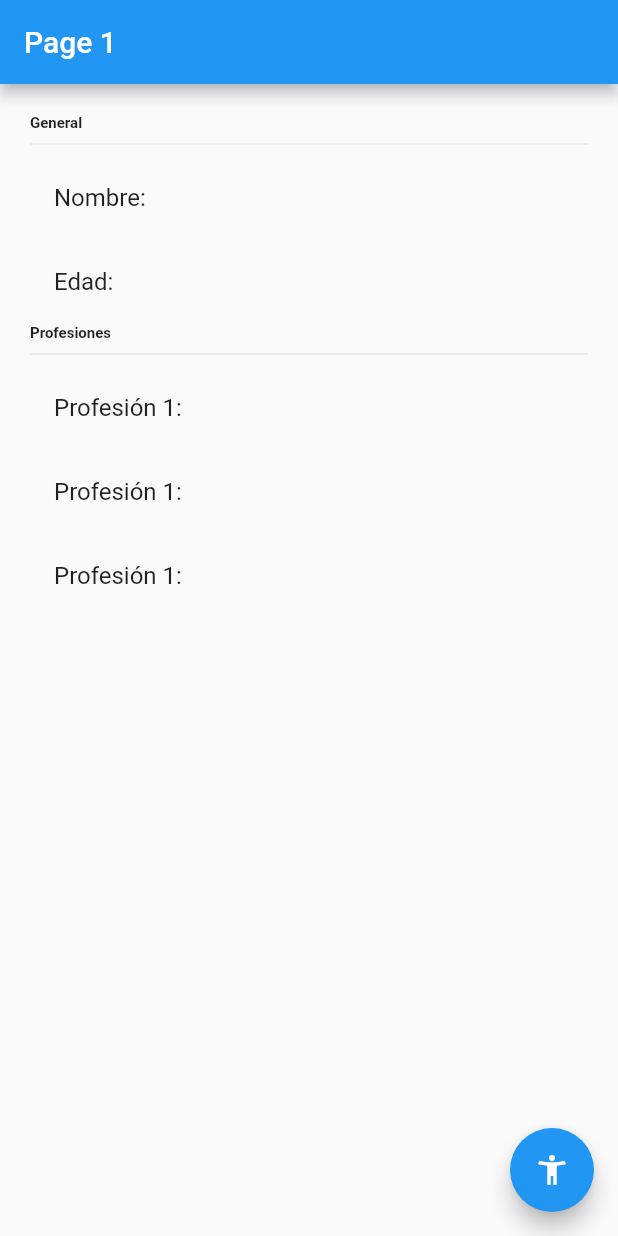
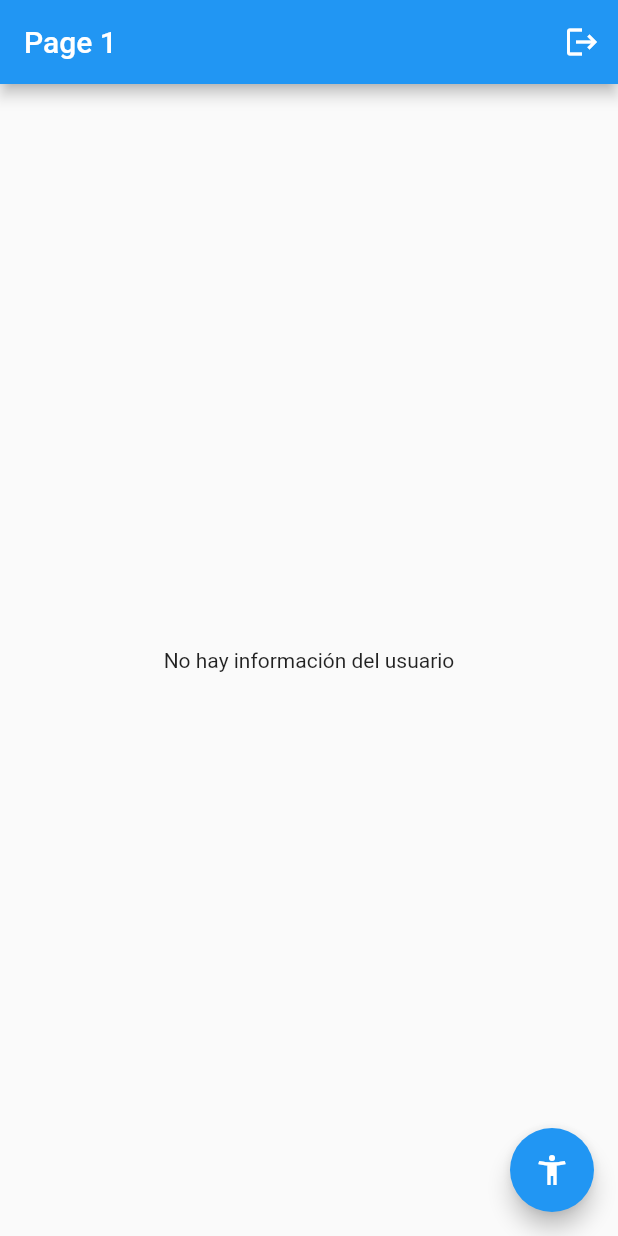
Before and after one commit to CarlosEsp710/flttr-state-management, a Flutter app: the screen it shows after launch, on a phone screen of 412 x 824 dp. Run offline on Flutter 3.47's test engine with Material 2 defaults, Android fonts, the phone set to English and light mode, and no system bars; our stand-ins replace bloc, flutter_bloc.

```diff
--- /dev/null
+++ b/lib/cubit/user_state.dart
@@ -0,0 +1,15 @@
+part of 'user_cubit.dart';
+
+@immutable
+abstract class UserState {}
+
+class UserInitial extends UserState {
+  final currentUser = false;
+}
+
+class ActiveUser extends UserState {
+  final currentUser = true;
+  final User user;
+
+  ActiveUser(this.user);
+}
--- a/lib/main.dart
+++ b/lib/main.dart
@@ -1,4 +1,7 @@
 import 'package:flutter/material.dart';
+import 'package:flutter_bloc/flutter_bloc.dart';
+
+import 'package:state_management/cubit/user_cubit.dart';
 
 import 'package:state_management/pages/page1.dart';
 import 'package:state_management/pages/page2.dart';
@@ -10,7 +13,13 @@ class MyApp extends StatelessWidget {
 
   @override
   Widget build(BuildContext context) {
-    return MaterialApp(
+    return MultiBlocProvider(
+      providers: [
+        BlocProvider(
+          create: (_) => UserCubit(),
+        ),
+      ],
+      child: MaterialApp(
         debugShowCheckedModeBanner: false,
         title: 'State Management',
         initialRoute: 'page1',
@@ -18,6 +27,7 @@ class MyApp extends StatelessWidget {
           'page1': (_) => const Page1(),
           'page2': (_) => const Page2(),
         },
+      ),
     );
   }
 }
--- a/lib/models/user.dart
+++ b/lib/models/user.dart
@@ -1,11 +1,22 @@
 class User {
-  String name;
-  int age;
-  List<String> professions;
+  final String name;
+  final int age;
+  final List<String> professions;
 
   User({
     required this.name,
     required this.age,
     required this.professions,
   });
+
+  User copyWith({
+    String? name,
+    int? age,
+    List<String>? professions,
+  }) =>
+      User(
+        name: name ?? this.name,
+        age: age ?? this.age,
+        professions: professions ?? this.professions,
+      );
 }
--- a/lib/pages/page1.dart
+++ b/lib/pages/page1.dart
@@ -1,15 +1,28 @@
 import 'package:flutter/material.dart';
+
+import 'package:flutter_bloc/flutter_bloc.dart';
+
+import 'package:state_management/cubit/user_cubit.dart';
+import 'package:state_management/models/user.dart';
 
 class Page1 extends StatelessWidget {
   const Page1({Key? key}) : super(key: key);
 
   @override
   Widget build(BuildContext context) {
+    final cubit = BlocProvider.of<UserCubit>(context, listen: false);
+
     return Scaffold(
       appBar: AppBar(
         title: const Text('Page 1'),
+        actions: [
+          IconButton(
+            icon: const Icon(Icons.logout),
+            onPressed: () => cubit.deleteUser(),
+          ),
+        ],
       ),
-      body: const InfoUser(),
+      body: const BodyScaffold(),
       floatingActionButton: FloatingActionButton(
         child: const Icon(Icons.accessibility_new),
         onPressed: () => Navigator.pushNamed(context, 'page2'),
@@ -18,9 +31,34 @@ class Page1 extends StatelessWidget {
   }
 }
 
+class BodyScaffold extends StatelessWidget {
+  const BodyScaffold({
+    Key? key,
+  }) : super(key: key);
+
+  @override
+  Widget build(BuildContext context) {
+    return BlocBuilder<UserCubit, UserState>(
+      builder: (_, state) {
+        switch (state.runtimeType) {
+          case UserInitial:
+            return const Center(child: Text('No hay información del usuario'));
+          case ActiveUser:
+            return InfoUser(user: (state as ActiveUser).user);
+          default:
+            return const Center(child: Text('Estado no reconocido'));
+        }
+      },
+    );
+  }
+}
+
 class InfoUser extends StatelessWidget {
+  final User user;
+
   const InfoUser({
     Key? key,
+    required this.user,
   }) : super(key: key);
 
   @override
@@ -31,28 +69,32 @@ class InfoUser extends StatelessWidget {
       padding: const EdgeInsets.all(20),
       child: Column(
         crossAxisAlignment: CrossAxisAlignment.start,
-        children: const <Widget>[
-          Text(
+        children: <Widget>[
+          const Text(
             'General',
             style: TextStyle(
               fontSize: 10,
               fontWeight: FontWeight.bold,
             ),
           ),
-          Divider(),
-          ListTile(title: Text('Nombre: ')),
-          ListTile(title: Text('Edad: ')),
-          Text(
+          const Divider(),
+          ListTile(title: Text('Nombre: ${user.name}')),
+          ListTile(title: Text('Edad: ${user.age}')),
+          const Text(
             'Profesiones',
             style: TextStyle(
               fontSize: 10,
               fontWeight: FontWeight.bold,
             ),
           ),
-          Divider(),
-          ListTile(title: Text('Profesión 1: ')),
-          ListTile(title: Text('Profesión 1: ')),
-          ListTile(title: Text('Profesión 1: ')),
+          const Divider(),
+          ...user.professions
+              .map(
+                (profession) => ListTile(
+                  title: Text(profession),
+                ),
+              )
+              .toList(),
         ],
       ),
     );
--- a/pubspec.yaml
+++ b/pubspec.yaml
@@ -34,6 +34,7 @@ dependencies:
   # The following adds the Cupertino Icons font to your application.
   # Use with the CupertinoIcons class for iOS style icons.
   cupertino_icons: ^1.0.2
+  flutter_bloc: ^7.3.0
 
 dev_dependencies:
   flutter_test:
```
Also changed, not shown: lib/cubit/user_cubit.dart (added, +42 -0 lines), lib/pages/page2.dart (+25 -3 lines), pubspec.lock. Lines whose indentation alone changed are shown as unchanged.
